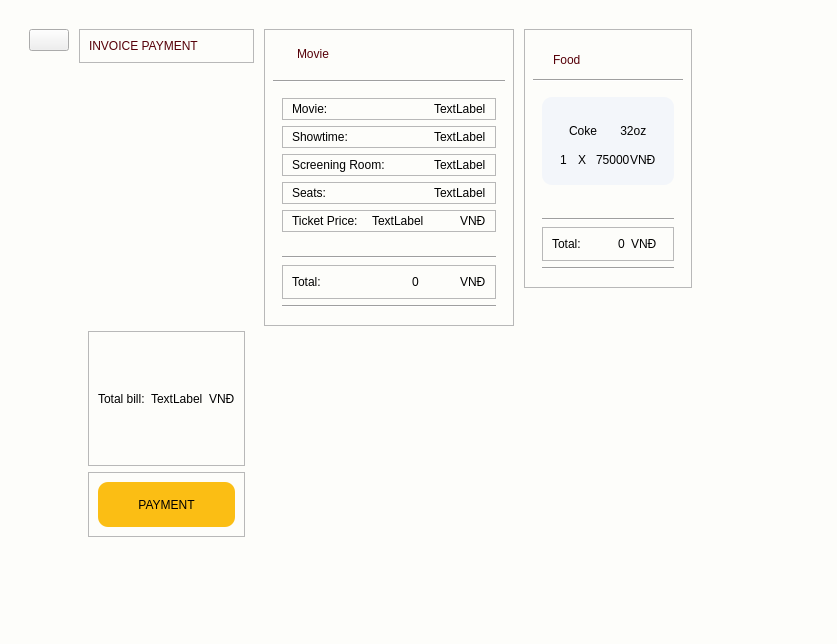
Qt form ui/user/BookTicket.ui (nhuanh1070/FinalProject) before a commit.
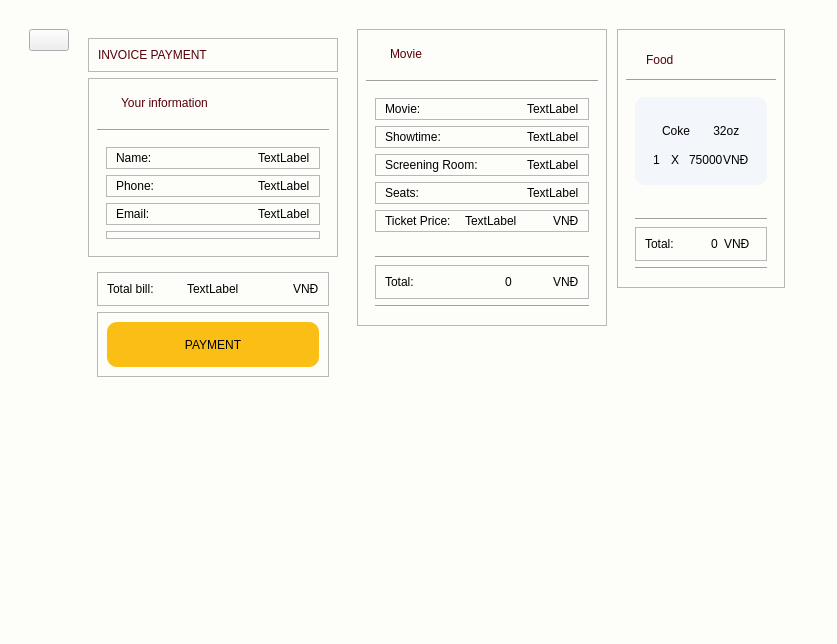
The same form after that commit. The open tabs and pages were chosen to show the change. Icons and pictures are not drawn.

Commit message: Cập nhật INF Customer - Payment

What changed in the file:
```diff
--- a/ui/user/BookTicket.ui
+++ b/ui/user/BookTicket.ui
@@ -54,7 +54,7 @@
       <string notr="true"/>
      </property>
      <property name="currentIndex">
-      <number>1</number>
+      <number>0</number>
      </property>
      <widget class="QWidget" name="pageChonGhe">
       <property name="styleSheet">
@@ -1071,22 +1071,7 @@
           </item>
           <item alignment="Qt::AlignLeft">
            <widget class="QWidget" name="widget_105" native="true">
-            <layout class="QVBoxLayout" name="verticalLayout_120">
-             <property name="spacing">
-              <number>0</number>
-             </property>
-             <property name="leftMargin">
-              <number>0</number>
-             </property>
-             <property name="topMargin">
-              <number>0</number>
-             </property>
-             <property name="rightMargin">
-              <number>0</number>
-             </property>
-             <property name="bottomMargin">
-              <number>0</number>
-             </property>
+            <layout class="QVBoxLayout" name="verticalLayout_22">
              <item alignment="Qt::AlignTop">
               <widget class="QWidget" name="widget_106" native="true">
                <layout class="QVBoxLayout" name="verticalLayout_121">
@@ -1131,6 +1116,246 @@
                </layout>
               </widget>
              </item>
+             <item alignment="Qt::AlignTop">
+              <widget class="QWidget" name="widget_114" native="true">
+               <property name="minimumSize">
+                <size>
+                 <width>250</width>
+                 <height>0</height>
+                </size>
+               </property>
+               <property name="maximumSize">
+                <size>
+                 <width>200</width>
+                 <height>16777215</height>
+                </size>
+               </property>
+               <property name="whatsThis">
+                <string>#widget_114 {border: 1px solid palette(mid)}</string>
+               </property>
+               <property name="styleSheet">
+                <string notr="true">#widget_114 {border: 1px solid palette(mid)}</string>
+               </property>
+               <layout class="QVBoxLayout" name="verticalLayout_18">
+                <item>
+                 <widget class="QWidget" name="widget_115" native="true">
+                  <property name="styleSheet">
+                   <string notr="true">border: None</string>
+                  </property>
+                  <layout class="QVBoxLayout" name="verticalLayout_130">
+                   <property name="leftMargin">
+                    <number>15</number>
+                   </property>
+                   <property name="topMargin">
+                    <number>0</number>
+                   </property>
+                   <property name="rightMargin">
+                    <number>15</number>
+                   </property>
+                   <property name="bottomMargin">
+                    <number>10</number>
+                   </property>
+                   <item>
+                    <widget class="QFrame" name="frame_29">
+                     <property name="frameShape">
+                      <enum>QFrame::StyledPanel</enum>
+                     </property>
+                     <property name="frameShadow">
+                      <enum>QFrame::Raised</enum>
+                     </property>
+                     <layout class="QVBoxLayout" name="verticalLayout_131">
+                      <property name="spacing">
+                       <number>0</number>
+                      </property>
+                      <property name="leftMargin">
+                       <number>9</number>
+                      </property>
+                      <property name="topMargin">
+                       <number>9</number>
+                      </property>
+                      <property name="rightMargin">
+                       <number>9</number>
+                      </property>
+                      <property name="bottomMargin">
+                       <number>3</number>
+                      </property>
+                      <item>
+                       <widget class="QLabel" name="label_29">
+                        <property name="styleSheet">
+                         <string notr="true">font: 87 16pt &quot;Segoe UI Black&quot;;
+	color: rgb(86, 0, 8);</string>
+                        </property>
+                        <property name="text">
+                         <string>Your information</string>
+                        </property>
+                       </widget>
+                      </item>
+                     </layout>
+                    </widget>
+                   </item>
+                  </layout>
+                 </widget>
+                </item>
+                <item>
+                 <widget class="Line" name="line_6">
+                  <property name="orientation">
+                   <enum>Qt::Horizontal</enum>
+                  </property>
+                 </widget>
+                </item>
+                <item>
+                 <widget class="QWidget" name="widget_116" native="true">
+                  <layout class="QVBoxLayout" name="verticalLayout_21">
+                   <item>
+                    <widget class="QFrame" name="frame_30">
+                     <property name="frameShape">
+                      <enum>QFrame::StyledPanel</enum>
+                     </property>
+                     <property name="frameShadow">
+                      <enum>QFrame::Raised</enum>
+                     </property>
+                     <layout class="QHBoxLayout" name="horizontalLayout_72">
+                      <property name="spacing">
+                       <number>3</number>
+                      </property>
+                      <property name="topMargin">
+                       <number>3</number>
+                      </property>
+                      <property name="bottomMargin">
+                       <number>3</number>
+                      </property>
+                      <item alignment="Qt::AlignLeft">
+                       <widget class="QLabel" name="label_30">
+                        <property name="styleSheet">
+                         <string notr="true">font: 75  10pt &quot;Segoe UI Variable Display&quot;;</string>
+                        </property>
+                        <property name="text">
+                         <string>Name:</string>
+                        </property>
+                       </widget>
+                      </item>
+                      <item alignment="Qt::AlignRight">
+                       <widget class="QLabel" name="label_NameCustomer">
+                        <property name="styleSheet">
+                         <string notr="true">font: 75 bold 10pt &quot;MS Shell Dlg 2&quot;;</string>
+                        </property>
+                        <property name="text">
+                         <string>TextLabel</string>
+                        </property>
+                       </widget>
+                      </item>
+                     </layout>
+                    </widget>
+                   </item>
+                   <item>
+                    <widget class="QFrame" name="frame_31">
+                     <property name="frameShape">
+                      <enum>QFrame::StyledPanel</enum>
+                     </property>
+                     <property name="frameShadow">
+                      <enum>QFrame::Raised</enum>
+                     </property>
+                     <layout class="QHBoxLayout" name="horizontalLayout_77">
+                      <property name="spacing">
+                       <number>3</number>
+                      </property>
+                      <property name="topMargin">
+                       <number>3</number>
+                      </property>
+                      <property name="bottomMargin">
+                       <number>3</number>
+                      </property>
+                      <item alignment="Qt::AlignLeft">
+                       <widget class="QLabel" name="label_31">
+                        <property name="styleSheet">
+                         <string notr="true">font: 75  10pt &quot;Segoe UI Variable Display&quot;;</string>
+                        </property>
+                        <property name="text">
+                         <string>Phone:</string>
+                        </property>
+                       </widget>
+                      </item>
+                      <item alignment="Qt::AlignRight">
+                       <widget class="QLabel" name="label_PhoneCustomer">
+                        <property name="styleSheet">
+                         <string notr="true">font: 75 bold 10pt &quot;MS Shell Dlg 2&quot;;</string>
+                        </property>
+                        <property name="text">
+                         <string>TextLabel</string>
+                        </property>
+                       </widget>
+                      </item>
+                     </layout>
+                    </widget>
+                   </item>
+                   <item>
+                    <widget class="QFrame" name="frame_90">
+                     <property name="frameShape">
+                      <enum>QFrame::StyledPanel</enum>
+                     </property>
+                     <property name="frameShadow">
+                      <enum>QFrame::Raised</enum>
+                     </property>
+                     <layout class="QHBoxLayout" name="horizontalLayout_78">
+                      <property name="spacing">
+                       <number>3</number>
+                      </property>
+                      <property name="topMargin">
+                       <number>3</number>
+                      </property>
+                      <property name="bottomMargin">
+                       <number>3</number>
+                      </property>
+                      <item alignment="Qt::AlignLeft">
+                       <widget class="QLabel" name="label_39">
+                        <property name="styleSheet">
+                         <string notr="true">font: 75  10pt &quot;Segoe UI Variable Display&quot;;</string>
+                        </property>
+                        <property name="text">
+                         <string>Email:</string>
+                        </property>
+                       </widget>
+                      </item>
+                      <item alignment="Qt::AlignRight">
+                       <widget class="QLabel" name="label_ScreenRoom_3">
+                        <property name="styleSheet">
+                         <string notr="true">font: 75 bold 10pt &quot;MS Shell Dlg 2&quot;;</string>
+                        </property>
+                        <property name="text">
+                         <string>TextLabel</string>
+                        </property>
+                       </widget>
+                      </item>
+                     </layout>
+                    </widget>
+                   </item>
+                   <item>
+                    <widget class="QFrame" name="frame_91">
+                     <property name="frameShape">
+                      <enum>QFrame::StyledPanel</enum>
+                     </property>
+                     <property name="frameShadow">
+                      <enum>QFrame::Raised</enum>
+                     </property>
+                     <layout class="QHBoxLayout" name="horizontalLayout_79">
+                      <property name="spacing">
+                       <number>3</number>
+                      </property>
+                      <property name="topMargin">
+                       <number>3</number>
+                      </property>
+                      <property name="bottomMargin">
+                       <number>3</number>
+                      </property>
+                     </layout>
+                    </widget>
+                   </item>
+                  </layout>
+                 </widget>
+                </item>
+               </layout>
+              </widget>
+             </item>
              <item>
               <widget class="QWidget" name="widget_107" native="true">
                <layout class="QVBoxLayout" name="verticalLayout_123">
@@ -1208,6 +1433,19 @@
                </layout>
               </widget>
              </item>
+             <item>
+              <spacer name="verticalSpacer_3">
+               <property name="orientation">
+                <enum>Qt::Vertical</enum>
+               </property>
+               <property name="sizeHint" stdset="0">
+                <size>
+                 <width>20</width>
+                 <height>40</height>
+                </size>
+               </property>
+              </spacer>
+             </item>
             </layout>
            </widget>
           </item>
```
The commit also changes 9 other files.
